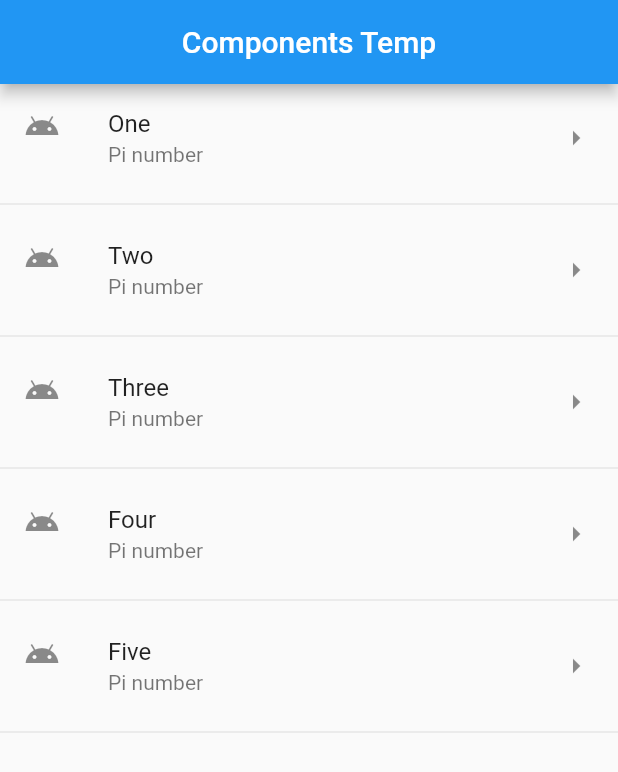
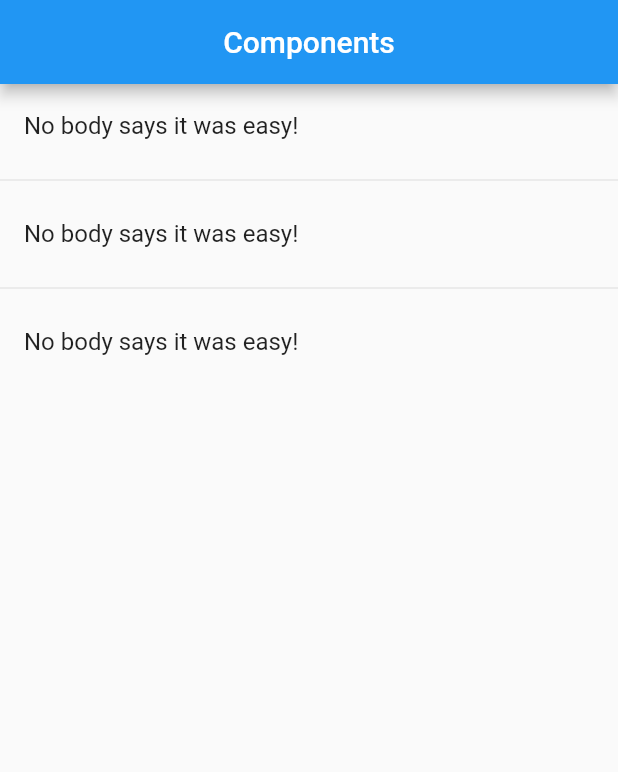
Before and after one commit to jas095/components_app, a Flutter app: the screen it shows after launch, on a phone screen of 412 x 824 dp. Shown: the top 772 px of the screen. Run offline on Flutter 3.47's test engine with Material 2 defaults, Android fonts, the phone set to English and light mode, and no system bars.

Commit message:
Working with home page

```diff
--- a/lib/main.dart
+++ b/lib/main.dart
@@ -1,6 +1,7 @@
 import 'package:flutter/material.dart';
 
-import 'package:components_app/src/pages/home_temp.dart';
+import 'package:components_app/src/pages/home_page.dart';
+// import 'package:components_app/src/pages/home_temp.dart';
 
 void main() => runApp(MyApp());
 
@@ -10,7 +11,7 @@ class MyApp extends StatelessWidget {
     return MaterialApp(
       debugShowCheckedModeBanner: false,
       title: 'Material App',
-      home: HomePageTemp(),
+      home: HomePage(),
     );
   }
 }
--- /dev/null
+++ b/lib/src/pages/home_page.dart
@@ -0,0 +1,36 @@
+import 'package:flutter/material.dart';
+
+class HomePage extends StatelessWidget {
+  @override
+  Widget build(BuildContext context) {
+    return Scaffold(
+      appBar: AppBar(
+        title: Text('Components'),
+        centerTitle: true,
+      ),
+      body: _list(),
+    );
+  }
+
+  Widget _list() {
+    return ListView(
+      children: _listItems(),
+    );
+  }
+
+  List<Widget> _listItems() {
+    return [
+      ListTile(
+        title: Text('No body says it was easy!'),
+      ),
+      Divider(),
+      ListTile(
+        title: Text('No body says it was easy!'),
+      ),
+      Divider(),
+      ListTile(
+        title: Text('No body says it was easy!'),
+      ),
+    ];
+  }
+}
```
